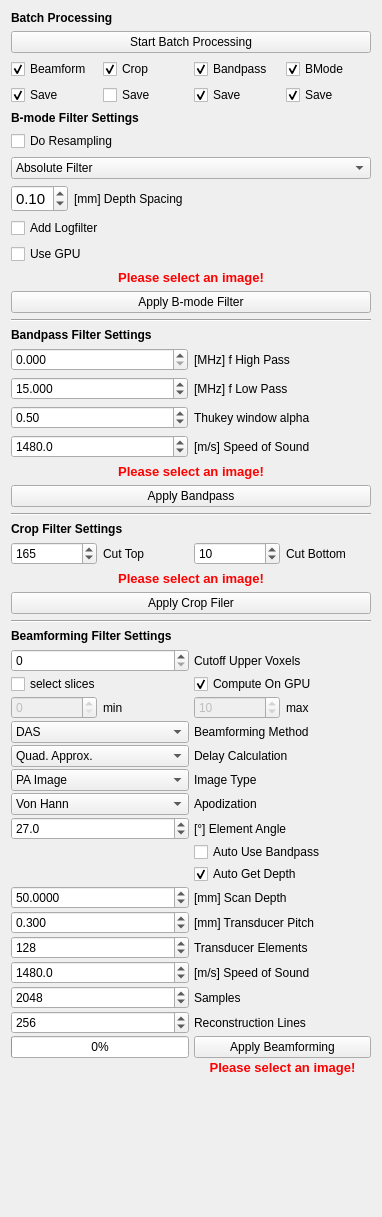
Above: Plugins/org.mitk.gui.qt.photoacoustics.imageprocessing/src/internal/PAImageProcessingControls.ui from MITK/MITK before the change. Below: the same form after it.
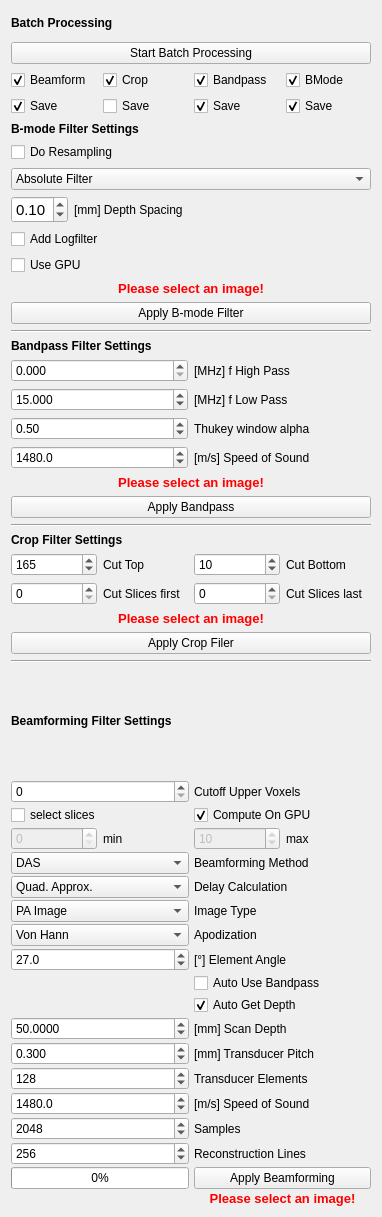
That is the form after the change.

Commit message: Added a way to crop away slices, fixed useless comments

The edit to the form file:
```diff
--- a/Plugins/org.mitk.gui.qt.photoacoustics.imageprocessing/src/internal/PAImageProcessingControls.ui
+++ b/Plugins/org.mitk.gui.qt.photoacoustics.imageprocessing/src/internal/PAImageProcessingControls.ui
@@ -401,8 +401,32 @@
         </widget>
        </item>
        <item>
-        <layout class="QHBoxLayout" name="horizontalLayout_4">
-         <item>
+        <layout class="QGridLayout" name="gridLayout_5">
+         <item row="0" column="2">
+          <widget class="QSpinBox" name="CutoffBelow">
+           <property name="maximum">
+            <number>99999</number>
+           </property>
+           <property name="value">
+            <number>10</number>
+           </property>
+          </widget>
+         </item>
+         <item row="0" column="1">
+          <widget class="QLabel" name="label_203">
+           <property name="text">
+            <string>Cut Top</string>
+           </property>
+          </widget>
+         </item>
+         <item row="0" column="3">
+          <widget class="QLabel" name="label_21">
+           <property name="text">
+            <string>Cut Bottom</string>
+           </property>
+          </widget>
+         </item>
+         <item row="0" column="0">
           <widget class="QSpinBox" name="CutoffAbove">
            <property name="maximum">
             <number>99999</number>
@@ -415,27 +439,23 @@
            </property>
           </widget>
          </item>
-         <item>
-          <widget class="QLabel" name="label_20">
+         <item row="1" column="0">
+          <widget class="QSpinBox" name="CutoffFirstSlice"/>
+         </item>
+         <item row="1" column="1">
+          <widget class="QLabel" name="label_19">
            <property name="text">
-            <string>Cut Top</string>
+            <string>Cut Slices first</string>
            </property>
           </widget>
          </item>
-         <item>
-          <widget class="QSpinBox" name="CutoffBelow">
-           <property name="maximum">
-            <number>99999</number>
-           </property>
-           <property name="value">
-            <number>10</number>
-           </property>
-          </widget>
+         <item row="1" column="2">
+          <widget class="QSpinBox" name="CutoffLastSlice"/>
          </item>
-         <item>
-          <widget class="QLabel" name="label_21">
+         <item row="1" column="3">
+          <widget class="QLabel" name="label_23">
            <property name="text">
-            <string>Cut Bottom</string>
+            <string>Cut Slices last</string>
            </property>
           </widget>
          </item>
@@ -966,19 +986,6 @@
      </item>
     </layout>
    </item>
-   <item>
-    <spacer name="verticalSpacer">
-     <property name="orientation">
-      <enum>Qt::Vertical</enum>
-     </property>
-     <property name="sizeHint" stdset="0">
-      <size>
-       <width>20</width>
-       <height>40</height>
-      </size>
-     </property>
-    </spacer>
-   </item>
   </layout>
  </widget>
  <layoutdefault spacing="6" margin="11"/>
```
The commit also changes 5 other files.
